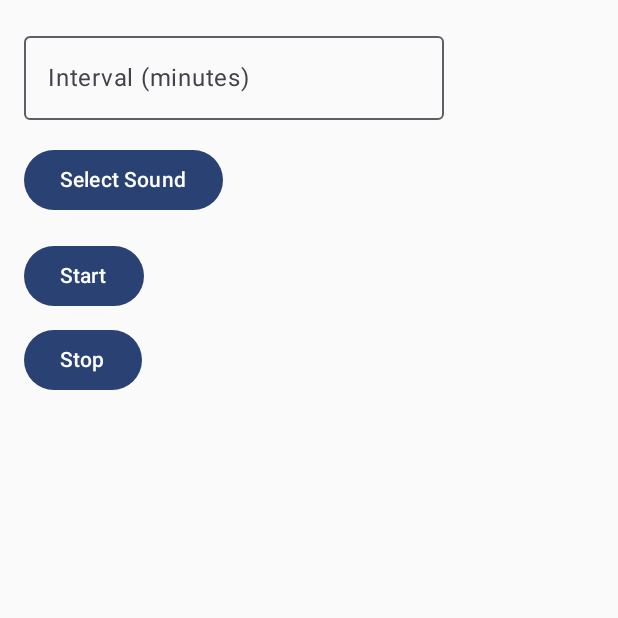
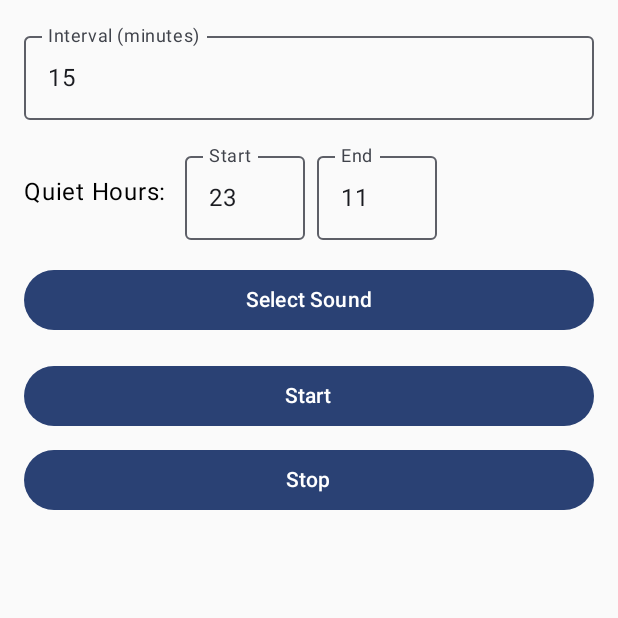
Before and after one commit to MohamedAENasser/SalawatReminder, an Android app built with Jetpack Compose: the screen it shows after launch (MainActivity), after a tap on "Start", on a phone screen of 412 x 824 dp, the top half of it. Run offline under Robolectric (Android 15) with nearby library versions, the light colour scheme and no system bars; 1 statement that could not run was skipped.

Commit message:
Update scheduling mechanism

```diff
--- a/app/build.gradle.kts
+++ b/app/build.gradle.kts
@@ -50,6 +50,7 @@ dependencies {
     implementation(libs.androidx.compose.material3)
     implementation(libs.androidx.appcompat)
     implementation("androidx.work:work-runtime-ktx:2.9.0")
+    implementation("androidx.compose.material3:material3:1.2.0")
     implementation(libs.androidx.work.runtime.ktx)
     testImplementation(libs.junit)
     androidTestImplementation(libs.androidx.junit)
--- a/app/src/main/java/com/example/salawatreminder/MainActivity.kt
+++ b/app/src/main/java/com/example/salawatreminder/MainActivity.kt
@@ -1,6 +1,5 @@
 package com.example.salawatreminder
 
-import MainScreen
 import android.os.Bundle
 import androidx.activity.ComponentActivity
 import androidx.activity.compose.setContent
--- a/app/src/main/java/com/example/salawatreminder/MainScreen.kt
+++ b/app/src/main/java/com/example/salawatreminder/MainScreen.kt
@@ -1,29 +1,29 @@
+package com.example.salawatreminder
+
 import androidx.compose.foundation.layout.*
 import androidx.compose.runtime.*
 import androidx.compose.ui.Modifier
 import androidx.compose.ui.unit.dp
-import android.content.Intent
 import android.net.Uri
 import androidx.activity.compose.rememberLauncherForActivityResult
 import androidx.activity.result.contract.ActivityResultContracts
-import androidx.compose.material3.OutlinedTextField
-import androidx.compose.material3.Text
-import androidx.compose.material3.Button
-import com.example.salawatreminder.SoundService
-import androidx.compose.foundation.layout.systemBarsPadding
-import androidx.core.content.ContextCompat
-import androidx.work.ExistingPeriodicWorkPolicy
+import androidx.compose.foundation.text.KeyboardOptions
+import androidx.compose.material3.*
+import androidx.compose.ui.platform.LocalContext
+import androidx.compose.ui.text.input.KeyboardType
+import androidx.compose.ui.Alignment
+import androidx.work.*
 import java.util.concurrent.TimeUnit
-import androidx.work.*
-import com.example.salawatreminder.SoundWorker
 
 @Composable
 fun MainScreen() {
 
-    var interval by remember { mutableStateOf("") }
+    val context = LocalContext.current
+
+    var interval by remember { mutableStateOf("15") } // default 15 min
     var soundUri by remember { mutableStateOf<Uri?>(null) }
-
-    val context = androidx.compose.ui.platform.LocalContext.current
+    var startQuietHour by remember { mutableStateOf(23) } // default 11 PM
+    var endQuietHour by remember { mutableStateOf(11) } // default 11 AM
 
     val launcher = rememberLauncherForActivityResult(
         contract = ActivityResultContracts.GetContent()
@@ -34,42 +34,66 @@ fun MainScreen() {
     Column(
         modifier = Modifier
             .fillMaxSize()
-            .systemBarsPadding()   // 👈 handles safe area
+            .systemBarsPadding()
             .padding(16.dp)
     ) {
-
         OutlinedTextField(
             value = interval,
             onValueChange = { interval = it },
-            label = { Text("Interval (minutes)") }
+            label = { Text("Interval (minutes)") },
+            keyboardOptions = KeyboardOptions(keyboardType = KeyboardType.Number),
+            modifier = Modifier.fillMaxWidth()
         )
 
         Spacer(modifier = Modifier.height(16.dp))
 
-        Button(onClick = {
-            launcher.launch("audio/*")
-        }) {
+        Row(verticalAlignment = Alignment.CenterVertically) {
+            Text("Quiet Hours: ", modifier = Modifier.padding(end = 8.dp))
+            OutlinedTextField(
+                value = startQuietHour.toString(),
+                onValueChange = { startQuietHour = it.toIntOrNull() ?: startQuietHour },
+                label = { Text("Start") },
+                keyboardOptions = KeyboardOptions(keyboardType = KeyboardType.Number),
+                modifier = Modifier.width(80.dp)
+            )
+            Spacer(modifier = Modifier.width(8.dp))
+            OutlinedTextField(
+                value = endQuietHour.toString(),
+                onValueChange = { endQuietHour = it.toIntOrNull() ?: endQuietHour },
+                label = { Text("End") },
+                keyboardOptions = KeyboardOptions(keyboardType = KeyboardType.Number),
+                modifier = Modifier.width(80.dp)
+            )
+        }
+
+        Spacer(modifier = Modifier.height(16.dp))
+
+        Button(onClick = { launcher.launch("audio/*") }, modifier = Modifier.fillMaxWidth()) {
             Text("Select Sound")
         }
 
         Spacer(modifier = Modifier.height(16.dp))
 
-
         Button(onClick = {
             val intervalMinutes = (interval.toLongOrNull() ?: 15).coerceAtLeast(15)
 
+            val workData = workDataOf(
+                "soundUri" to soundUri?.toString(),
+                "startQuietHour" to startQuietHour,
+                "endQuietHour" to endQuietHour
+            )
+
             val workRequest = PeriodicWorkRequestBuilder<SoundWorker>(
                 intervalMinutes, TimeUnit.MINUTES
-            ).setInputData(
-                workDataOf("soundUri" to soundUri?.toString())
-            ).build()
+            ).setInputData(workData)
+                .build()
 
             WorkManager.getInstance(context).enqueueUniquePeriodicWork(
                 "salawat_work",
                 ExistingPeriodicWorkPolicy.UPDATE,
                 workRequest
             )
-        }) {
+        }, modifier = Modifier.fillMaxWidth()) {
             Text("Start")
         }
 
@@ -77,7 +101,7 @@ fun MainScreen() {
 
         Button(onClick = {
             WorkManager.getInstance(context).cancelUniqueWork("salawat_work")
-        }) {
+        }, modifier = Modifier.fillMaxWidth()) {
             Text("Stop")
         }
     }
```
Also changed, not shown: app/src/main/java/com/example/salawatreminder/SoundService.kt (deleted, +0 -89 lines), app/src/main/java/com/example/salawatreminder/SoundWorker.kt (+13 -0 lines).
